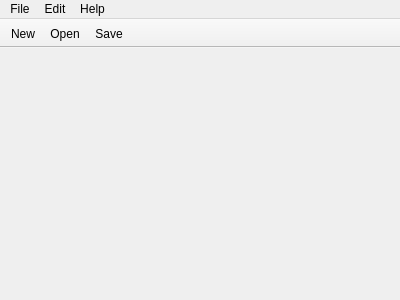
sireeprojects/learnqt, file test_stylesheet/top.ui: the form before one commit.
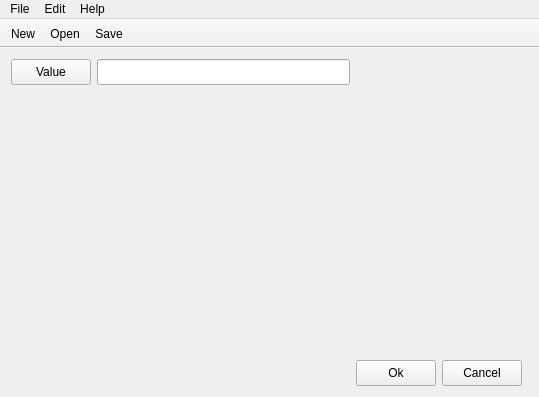
The form after the commit. Icons and pictures are not drawn.

```diff
--- a/test_stylesheet/top.ui
+++ b/test_stylesheet/top.ui
@@ -6,8 +6,8 @@
    <rect>
     <x>0</x>
     <y>0</y>
-    <width>400</width>
-    <height>300</height>
+    <width>539</width>
+    <height>397</height>
    </rect>
   </property>
   <property name="windowTitle">
@@ -15,21 +15,100 @@
   </property>
   <widget class="QWidget" name="centralWidget">
    <layout class="QGridLayout" name="gridLayout">
-    <property name="leftMargin">
-     <number>2</number>
-    </property>
-    <property name="topMargin">
-     <number>2</number>
-    </property>
-    <property name="rightMargin">
-     <number>2</number>
-    </property>
-    <property name="bottomMargin">
-     <number>2</number>
-    </property>
-    <property name="spacing">
-     <number>0</number>
-    </property>
+    <item row="2" column="3">
+     <widget class="QPushButton" name="pushButton_3">
+      <property name="minimumSize">
+       <size>
+        <width>0</width>
+        <height>26</height>
+       </size>
+      </property>
+      <property name="text">
+       <string>Cancel</string>
+      </property>
+     </widget>
+    </item>
+    <item row="0" column="1">
+     <widget class="QLineEdit" name="lineEdit">
+      <property name="minimumSize">
+       <size>
+        <width>0</width>
+        <height>26</height>
+       </size>
+      </property>
+      <property name="font">
+       <font>
+        <family>Monaco</family>
+        <pointsize>10</pointsize>
+       </font>
+      </property>
+     </widget>
+    </item>
+    <item row="2" column="2">
+     <widget class="QPushButton" name="pushButton_2">
+      <property name="minimumSize">
+       <size>
+        <width>0</width>
+        <height>26</height>
+       </size>
+      </property>
+      <property name="text">
+       <string>Ok</string>
+      </property>
+     </widget>
+    </item>
+    <item row="0" column="0">
+     <widget class="QPushButton" name="pushButton">
+      <property name="minimumSize">
+       <size>
+        <width>0</width>
+        <height>26</height>
+       </size>
+      </property>
+      <property name="text">
+       <string>Value</string>
+      </property>
+     </widget>
+    </item>
+    <item row="1" column="1" rowspan="2">
+     <spacer name="verticalSpacer">
+      <property name="orientation">
+       <enum>Qt::Vertical</enum>
+      </property>
+      <property name="sizeHint" stdset="0">
+       <size>
+        <width>20</width>
+        <height>40</height>
+       </size>
+      </property>
+     </spacer>
+    </item>
+    <item row="1" column="2">
+     <spacer name="verticalSpacer_2">
+      <property name="orientation">
+       <enum>Qt::Vertical</enum>
+      </property>
+      <property name="sizeHint" stdset="0">
+       <size>
+        <width>20</width>
+        <height>40</height>
+       </size>
+      </property>
+     </spacer>
+    </item>
+    <item row="0" column="2" colspan="3">
+     <spacer name="horizontalSpacer">
+      <property name="orientation">
+       <enum>Qt::Horizontal</enum>
+      </property>
+      <property name="sizeHint" stdset="0">
+       <size>
+        <width>40</width>
+        <height>20</height>
+       </size>
+      </property>
+     </spacer>
+    </item>
    </layout>
   </widget>
   <widget class="QMenuBar" name="menuBar">
@@ -37,7 +116,7 @@
     <rect>
      <x>0</x>
      <y>0</y>
-     <width>400</width>
+     <width>539</width>
      <height>21</height>
     </rect>
    </property>
```
